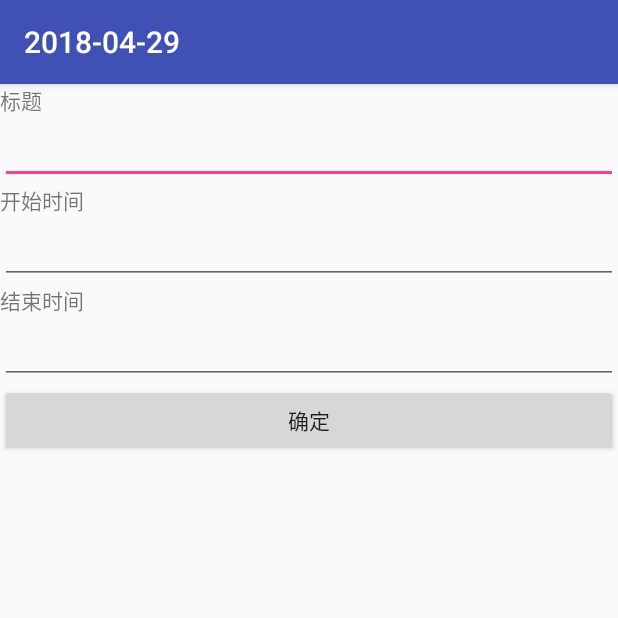
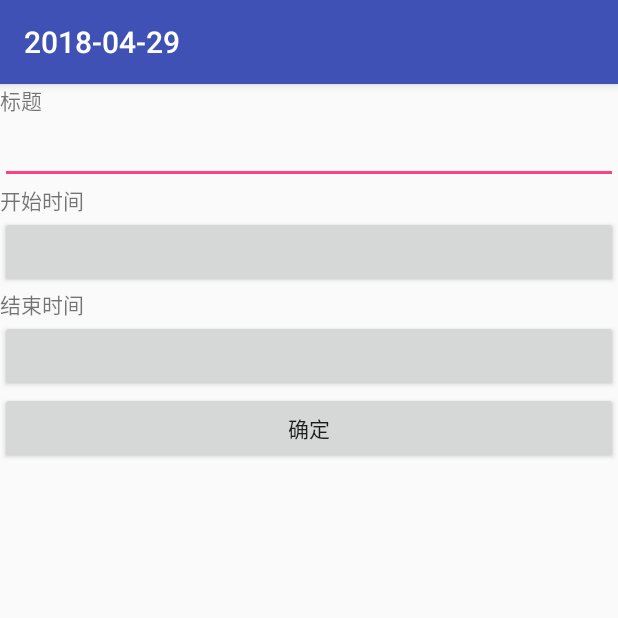
Before and after one commit to corganhejijun/myCalendar, an Android app: the screen it shows after launch (AddCalendarActivity), after a tap on "29", on a phone screen of 412 x 824 dp, the top half of it. Run offline under Robolectric (Android 15) with nearby library versions, the phone set to English and light mode, and no system bars.

Commit message:
添加日历界面加入时间选择控件

```diff
--- a/Basic/app/src/main/java/com/hfnu/corgan/mybasiccalendar/AddCalendarActivity.java
+++ b/Basic/app/src/main/java/com/hfnu/corgan/mybasiccalendar/AddCalendarActivity.java
@@ -1,11 +1,15 @@
 package com.hfnu.corgan.mybasiccalendar;
 
+import android.app.TimePickerDialog;
 import android.content.Intent;
 import android.support.v7.app.AppCompatActivity;
 import android.os.Bundle;
 import android.view.View;
 import android.widget.Button;
 import android.widget.EditText;
+import android.widget.TimePicker;
+
+import java.util.Calendar;
 
 public class AddCalendarActivity extends AppCompatActivity {
 
@@ -20,17 +24,42 @@ public class AddCalendarActivity extends AppCompatActivity {
             @Override
             public void onClick(View v) {
                 EditText title = findViewById(R.id.editText_add_calendar_title);
-                EditText beginTime = findViewById(R.id.editText_add_calendar_begin_time);
-                EditText endTime = findViewById(R.id.editText_add_calendar_end_time);
                 Bundle bun = new Bundle();
                 bun.putString("title", title.getText().toString());
-                bun.putString("begin", beginTime.getText().toString());
-                bun.putString("end", endTime.getText().toString());
                 Intent intent = getIntent();
                 intent.putExtras(bun);
                 AddCalendarActivity.this.setResult(0, intent);
                 AddCalendarActivity.this.finish();
             }
         });
+        final Button beginTime = findViewById(R.id.editText_add_calendar_begin_time);
+        Calendar c = Calendar.getInstance();
+        final int hour = c.get(Calendar.HOUR_OF_DAY);
+        final int minute = c.get(Calendar.MINUTE);
+        beginTime.setOnClickListener(new View.OnClickListener() {
+            @Override
+            public void onClick(View v) {
+                TimePickerDialog dlg = new TimePickerDialog(AddCalendarActivity.this, new TimePickerDialog.OnTimeSetListener() {
+                    @Override
+                    public void onTimeSet(TimePicker view, int hourOfDay, int minute) {
+                        beginTime.setText(hourOfDay + ":" + minute);
+                    }
+                }, hour, minute, true);
+                dlg.show();
+            }
+        });
+        final Button endTime = findViewById(R.id.editText_add_calendar_end_time);
+        endTime.setOnClickListener(new View.OnClickListener() {
+            @Override
+            public void onClick(View v) {
+                TimePickerDialog dlg = new TimePickerDialog(AddCalendarActivity.this, new TimePickerDialog.OnTimeSetListener() {
+                    @Override
+                    public void onTimeSet(TimePicker view, int hourOfDay, int minute) {
+                        endTime.setText(hourOfDay + ":" + minute);
+                    }
+                }, hour, minute, true);
+                dlg.show();
+            }
+        });
     }
 }
--- a/Basic/app/src/main/java/com/hfnu/corgan/mybasiccalendar/CalendarGridAdapter.java
+++ b/Basic/app/src/main/java/com/hfnu/corgan/mybasiccalendar/CalendarGridAdapter.java
@@ -7,8 +7,6 @@ import android.view.View;
 import android.view.ViewGroup;
 import android.widget.BaseAdapter;
 import android.widget.TextView;
-
-import org.w3c.dom.Text;
 
 import java.text.SimpleDateFormat;
 import java.util.Calendar;
@@ -20,15 +18,18 @@ public class CalendarGridAdapter extends BaseAdapter {
     public  CalendarGridAdapter(Context context, Calendar date){
         this.context = context;
         this.date = date;
-        int year = date.get(Calendar.YEAR);
-        if (isLeapYear(year))
-            daysOfMonth[1] = 29;
+        checkForLeapYear(date);
     }
 
     @Override
     public int getCount() {
-        Calendar firstDateOfMonth = firstDayOfMonth(Calendar.getInstance());
-        return daysOfMonth[date.get(Calendar.MONTH)] + getWeekDayOfFirstDateOfMonth(firstDateOfMonth);
+        Calendar firstDateOfMonth = firstDayOfMonth(date);
+        int dateCnt = daysOfMonth[date.get(Calendar.MONTH)] + getWeekDayOfFirstDateOfMonth(firstDateOfMonth);
+        // 显示完整一周的日历
+        if (dateCnt % 7 != 0) {
+            dateCnt += 7 - dateCnt % 7;
+        }
+        return dateCnt;
     }
 
     @Override
@@ -45,10 +46,15 @@ public class CalendarGridAdapter extends BaseAdapter {
     public View getView(int position, View convertView, ViewGroup parent) {
         View view = LayoutInflater.from(context).inflate(R.layout.date_item, parent, false);
         TextView text = view.findViewById(R.id.date_item_text);
-        Calendar date = getDate(position);
-        if (date.equals(Calendar.getInstance()))
+        Calendar posDate = getDate(position);
+        Calendar current = Calendar.getInstance();
+        SimpleDateFormat format1 = new SimpleDateFormat("yyyy-MM-dd");
+        if (format1.format(posDate.getTime()).equals(format1.format(current.getTime())))
             text.setBackgroundColor(Color.GRAY);
-        text.setText(getDate(position).get(Calendar.DAY_OF_MONTH) + "");
+        SimpleDateFormat format2 = new SimpleDateFormat("yyyy-MM");
+        if (!format2.format(posDate.getTime()).equals(format2.format(date.getTime())))
+            text.setTextColor(0x33333333);
+        text.setText(posDate.get(Calendar.DAY_OF_MONTH) + "");
         return view;
     }
 
@@ -58,22 +64,59 @@ public class CalendarGridAdapter extends BaseAdapter {
         return formatted;
     }
 
+    public String getMonthString(){
+        SimpleDateFormat format1 = new SimpleDateFormat("yyyy-MM");
+        String formatted = format1.format(date.getTime());
+        return formatted;
+    }
+
+    public void setPrevMonth(){
+        int yearBefore = date.get(Calendar.YEAR);
+        date.add(Calendar.MONTH, -1);
+        int yearAfter = date.get(Calendar.YEAR);
+        if (yearAfter != yearBefore)
+            checkForLeapYear(date);
+    }
+
+    public void setNextMonth(){
+        int yearBefore = date.get(Calendar.YEAR);
+        date.add(Calendar.MONTH, 1);
+        int yearAfter = date.get(Calendar.YEAR);
+        if (yearAfter != yearBefore)
+            checkForLeapYear(date);
+    }
+
+    public void setCurrentMonth(){
+        int yearBefore = date.get(Calendar.YEAR);
+        date = Calendar.getInstance();
+        int yearAfter = date.get(Calendar.YEAR);
+        if (yearAfter != yearBefore)
+            checkForLeapYear(date);
+    }
+
     private Calendar getDate(int position){
         // 日历按星期排序，第一天为星期天
-        Calendar firstDateOfMonth = firstDayOfMonth(Calendar.getInstance());
+        Calendar firstDateOfMonth = firstDayOfMonth(date);
         firstDateOfMonth.add(Calendar.DATE, position - getWeekDayOfFirstDateOfMonth(firstDateOfMonth));
         return firstDateOfMonth;
     }
 
     private Calendar firstDayOfMonth(Calendar date){
-        date.set(Calendar.DAY_OF_MONTH, 1);
-        return date;
+        Calendar myDate = (Calendar) date.clone();
+        myDate.set(Calendar.DAY_OF_MONTH, 1);
+        return myDate;
     }
 
     private int getWeekDayOfFirstDateOfMonth(Calendar date){
         // 星期的编号从1开始，1代表星期日
         int firstDateInWeek = date.get(Calendar.DAY_OF_WEEK);
         return firstDateInWeek - 1;
+    }
+
+    private void checkForLeapYear(Calendar date){
+        int year = date.get(Calendar.YEAR);
+        if (isLeapYear(year))
+            daysOfMonth[1] = 29;
     }
 
     private boolean isLeapYear(int year){
--- a/Basic/app/src/main/java/com/hfnu/corgan/mybasiccalendar/MainActivity.java
+++ b/Basic/app/src/main/java/com/hfnu/corgan/mybasiccalendar/MainActivity.java
@@ -7,19 +7,21 @@ import android.view.Menu;
 import android.view.MenuItem;
 import android.view.View;
 import android.widget.AdapterView;
+import android.widget.Button;
 import android.widget.GridView;
 import android.widget.Toast;
 
+import java.text.SimpleDateFormat;
 import java.util.Calendar;
 
 public class MainActivity extends AppCompatActivity {
-
     @Override
     protected void onCreate(Bundle savedInstanceState) {
         super.onCreate(savedInstanceState);
         setContentView(R.layout.first_layout);
         final CalendarGridAdapter gridAdpter = new CalendarGridAdapter(this, Calendar.getInstance());
-        GridView gridView = findViewById(R.id.grid_view);
+        final GridView gridView = findViewById(R.id.grid_view);
+        MainActivity.this.setTitle(gridAdpter.getMonthString());
         gridView.setAdapter(gridAdpter);
         gridView.setOnItemClickListener(new AdapterView.OnItemClickListener() {
             @Override
@@ -27,7 +29,33 @@ public class MainActivity extends AppCompatActivity {
                 Intent intent = new Intent(MainActivity.this, AddCalendarActivity.class);
                 intent.putExtra("date", gridAdpter.getDateString(position));
                 startActivityForResult(intent, 0);
-                Toast.makeText(MainActivity.this, position + " " + id, Toast.LENGTH_SHORT).show();
+            }
+        });
+        Button btnPrev = findViewById(R.id.buttonPrevMonth);
+        btnPrev.setOnClickListener(new View.OnClickListener() {
+            @Override
+            public void onClick(View v) {
+                gridAdpter.setPrevMonth();
+                gridView.invalidateViews();
+                MainActivity.this.setTitle(gridAdpter.getMonthString());
+            }
+        });
+        Button btnNext = findViewById(R.id.buttonNextMonth);
+        btnNext.setOnClickListener(new View.OnClickListener() {
+            @Override
+            public void onClick(View v) {
+                gridAdpter.setNextMonth();
+                gridView.invalidateViews();
+                MainActivity.this.setTitle(gridAdpter.getMonthString());
+            }
+        });
+        Button btnToday = findViewById(R.id.buttonToday);
+        btnToday.setOnClickListener(new View.OnClickListener() {
+            @Override
+            public void onClick(View v) {
+                gridAdpter.setCurrentMonth();
+                gridView.invalidateViews();
+                MainActivity.this.setTitle(gridAdpter.getMonthString());
             }
         });
     }
--- a/Basic/app/src/main/res/layout/add_calendar.xml
+++ b/Basic/app/src/main/res/layout/add_calendar.xml
@@ -14,15 +14,15 @@
         android:layout_width="match_parent"
         android:layout_height="wrap_content"
         android:text="@string/text_calendar_begin_time"/>
-    <EditText
+    <Button
+        android:id="@+id/editText_add_calendar_begin_time"
         android:layout_width="match_parent"
-        android:layout_height="wrap_content"
-        android:id="@+id/editText_add_calendar_begin_time"/>
+        android:layout_height="wrap_content"></Button>
     <TextView
         android:layout_width="match_parent"
         android:layout_height="wrap_content"
         android:text="@string/text_calendar_end_time"/>
-    <EditText
+    <Button
         android:layout_width="match_parent"
         android:layout_height="wrap_content"
         android:id="@+id/editText_add_calendar_end_time"/>
```
